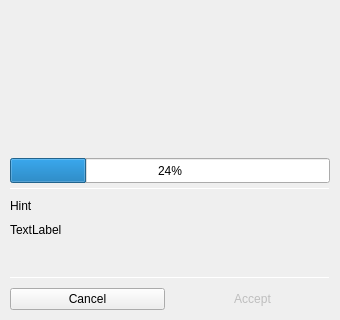
Qt form BlockSettleUILib/DealerXBTSettlementDialog.ui (BlockSettle/terminal) before a commit; both pictures show x 0 to 340 and y 310 to 630 of the 340 by 630 pixel window.
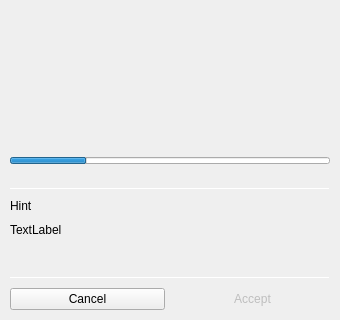
The same form after that commit. Icons and pictures are not drawn. Custom widgets are drawn as their Qt base class.

Commit message: settlement dialogs ui fixes

What changed in the file:
```diff
--- a/BlockSettleUILib/DealerXBTSettlementDialog.ui
+++ b/BlockSettleUILib/DealerXBTSettlementDialog.ui
@@ -753,22 +753,56 @@
        </spacer>
       </item>
       <item>
+       <widget class="QWidget" name="widget_2" native="true">
+        <layout class="QVBoxLayout" name="verticalLayout_5">
+         <property name="spacing">
+          <number>5</number>
+         </property>
+         <property name="leftMargin">
+          <number>0</number>
+         </property>
+         <property name="topMargin">
+          <number>0</number>
+         </property>
+         <property name="rightMargin">
+          <number>0</number>
+         </property>
+         <property name="bottomMargin">
+          <number>0</number>
+         </property>
+         <item>
        <widget class="QProgressBar" name="progressBar">
         <property name="minimumSize">
          <size>
           <width>0</width>
-          <height>25</height>
+             <height>7</height>
          </size>
         </property>
         <property name="maximumSize">
          <size>
           <width>16777215</width>
-          <height>25</height>
+             <height>7</height>
          </size>
         </property>
         <property name="value">
          <number>24</number>
         </property>
+           <property name="textVisible">
+            <bool>false</bool>
+           </property>
+          </widget>
+         </item>
+         <item>
+          <widget class="QLabel" name="labelTimeLeft">
+           <property name="text">
+            <string/>
+           </property>
+           <property name="alignment">
+            <set>Qt::AlignCenter</set>
+           </property>
+          </widget>
+         </item>
+        </layout>
        </widget>
       </item>
      </layout>
```
Lines whose indentation alone changed are shown as unchanged. The commit also changes 14 other files.
